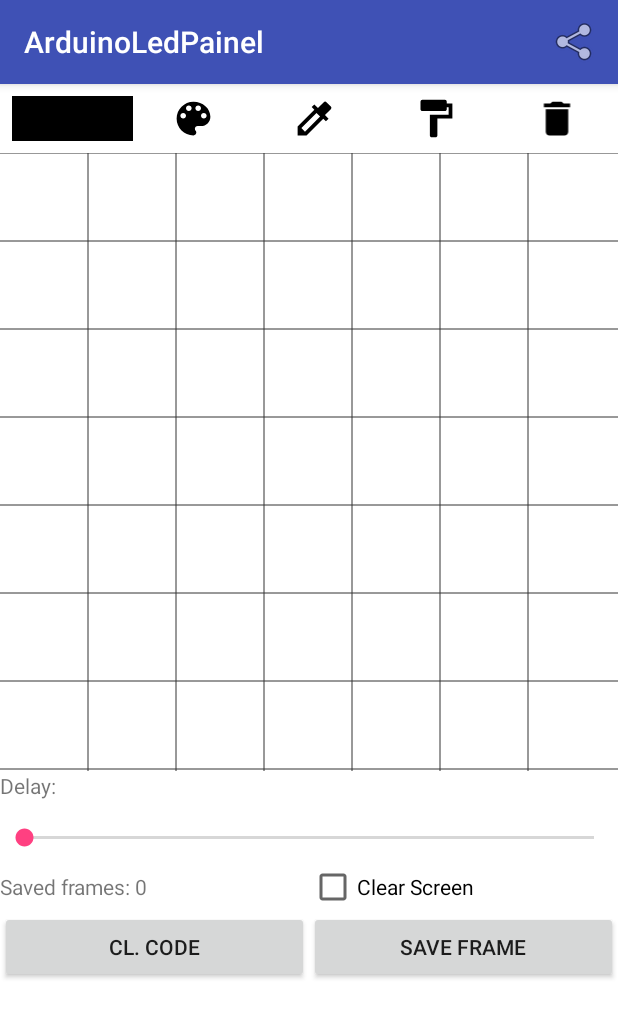
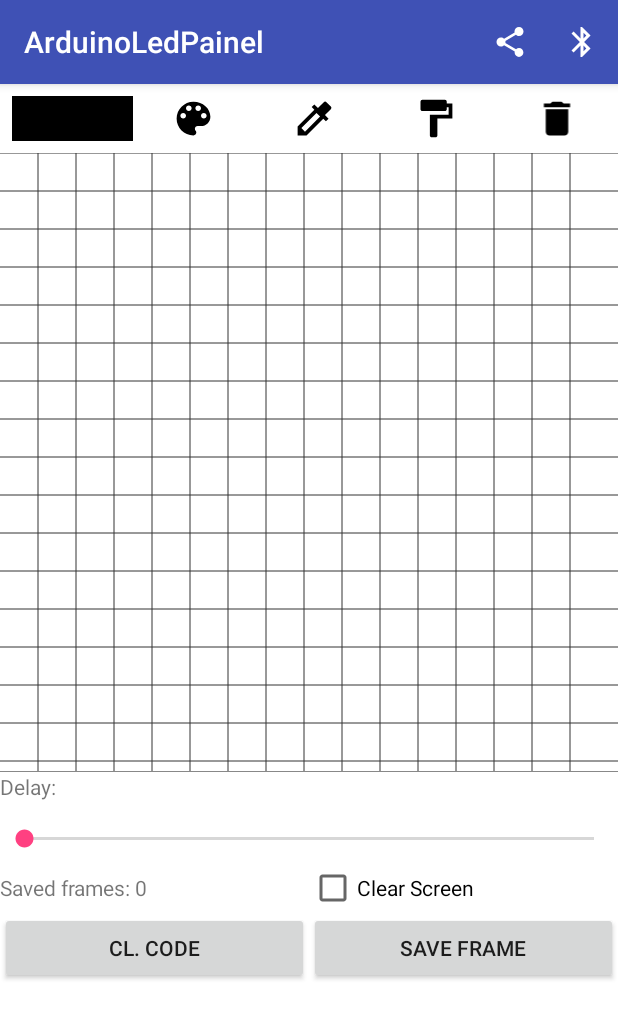
Before and after one commit to gkaffka/arduinoledpanel, an Android app: the screen it shows after launch (FullscreenActivity), on a phone screen of 412 x 824 dp. Shown: the top 1019 px of the screen. Run offline under Robolectric (Android 15) with nearby library versions, the phone set to English and light mode, and no system bars; libraries missing offline, so code that uses them is left out: com.jrummyapps.android.

Commit message:
Changes the grid to 16x16 and adds a bluetooth icon

```diff
--- a/app/src/main/java/com/android/kaffka/arduinoledpainel/FullscreenActivity.java
+++ b/app/src/main/java/com/android/kaffka/arduinoledpainel/FullscreenActivity.java
@@ -50,8 +50,8 @@
 
     private void initPixelGrid() {
         pixelGrid = (PixelGridView) findViewById(R.id.grid);
-        pixelGrid.setNumColumns(7);
-        pixelGrid.setNumRows(7);
+        pixelGrid.setNumColumns(16);
+        pixelGrid.setNumRows(16);
         pixelGrid.setColorSamplerListener(this);
         pixelGrid.changeColor(Color.rgb(0, 0, 0));
     }
--- /dev/null
+++ b/app/src/main/res/drawable/ic_bluetooth.xml
@@ -0,0 +1,9 @@
+<vector xmlns:android="http://schemas.android.com/apk/res/android"
+        android:width="24dp"
+        android:height="24dp"
+        android:viewportWidth="24.0"
+        android:viewportHeight="24.0">
+    <path
+        android:fillColor="#FFFFFF"
+        android:pathData="M17.71,7.71L12,2h-1v7.59L6.41,5 5,6.41 10.59,12 5,17.59 6.41,19 11,14.41L11,22h1l5.71,-5.71 -4.3,-4.29 4.3,-4.29zM13,5.83l1.88,1.88L13,9.59L13,5.83zM14.88,16.29L13,18.17v-3.76l1.88,1.88z"/>
+</vector>
--- /dev/null
+++ b/app/src/main/res/drawable/ic_share.xml
@@ -0,0 +1,9 @@
+<vector xmlns:android="http://schemas.android.com/apk/res/android"
+        android:width="24dp"
+        android:height="24dp"
+        android:viewportWidth="24.0"
+        android:viewportHeight="24.0">
+    <path
+        android:fillColor="#FFFFFF"
+        android:pathData="M18,16.08c-0.76,0 -1.44,0.3 -1.96,0.77L8.91,12.7c0.05,-0.23 0.09,-0.46 0.09,-0.7s-0.04,-0.47 -0.09,-0.7l7.05,-4.11c0.54,0.5 1.25,0.81 2.04,0.81 1.66,0 3,-1.34 3,-3s-1.34,-3 -3,-3 -3,1.34 -3,3c0,0.24 0.04,0.47 0.09,0.7L8.04,9.81C7.5,9.31 6.79,9 6,9c-1.66,0 -3,1.34 -3,3s1.34,3 3,3c0.79,0 1.5,-0.31 2.04,-0.81l7.12,4.16c-0.05,0.21 -0.08,0.43 -0.08,0.65 0,1.61 1.31,2.92 2.92,2.92 1.61,0 2.92,-1.31 2.92,-2.92s-1.31,-2.92 -2.92,-2.92z"/>
+</vector>
--- a/app/src/main/res/layout/activity_fullscreen.xml
+++ b/app/src/main/res/layout/activity_fullscreen.xml
@@ -24,8 +24,8 @@
                 android:layout_height="30dp"
                 android:layout_marginLeft="8dp"
                 android:layout_weight="1"
-                android:onClick="openColorPicker"
-                android:background="#000000"/>
+                android:background="#000000"
+                android:onClick="openColorPicker"/>
 
             <ImageView
                 android:id="@+id/img_color_picker"
@@ -66,6 +66,11 @@
             android:layout_width="match_parent"
             android:layout_height="wrap_content"
             android:layout_marginTop="8dp"/>
+
+        <View
+            android:layout_width="match_parent"
+            android:layout_height="1px"
+            android:background="#888888"/>
 
         <TextView
             android:id="@+id/textDelay"
--- a/app/src/main/res/menu/main_menu.xml
+++ b/app/src/main/res/menu/main_menu.xml
@@ -5,6 +5,13 @@
         android:id="@+id/action_share"
         android:checked="true"
         android:title="share"
-        android:icon="@android:drawable/ic_menu_share"
+        android:icon="@drawable/ic_share"
+        app:showAsAction="always" />
+
+    <item
+        android:id="@+id/action_send_bluetooth"
+        android:checked="true"
+        android:title="share"
+        android:icon="@drawable/ic_bluetooth"
         app:showAsAction="always" />
 </menu>
```
